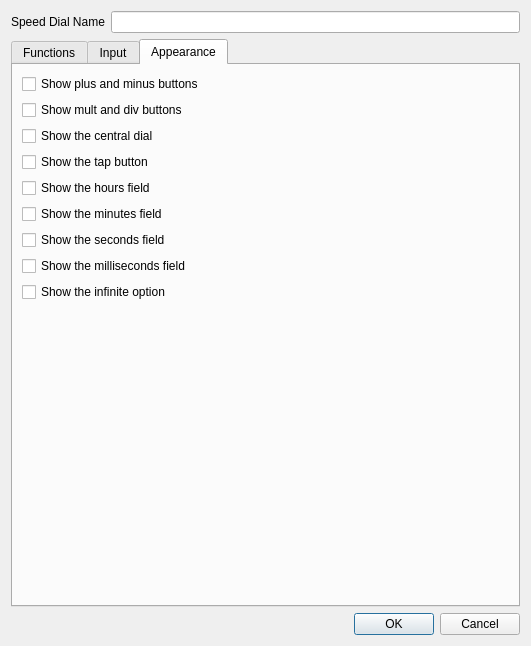
The window that ui/src/virtualconsole/vcspeeddialproperties.ui (mcallegari/qlcplus) describes before a commit, drawn with Qt 5.
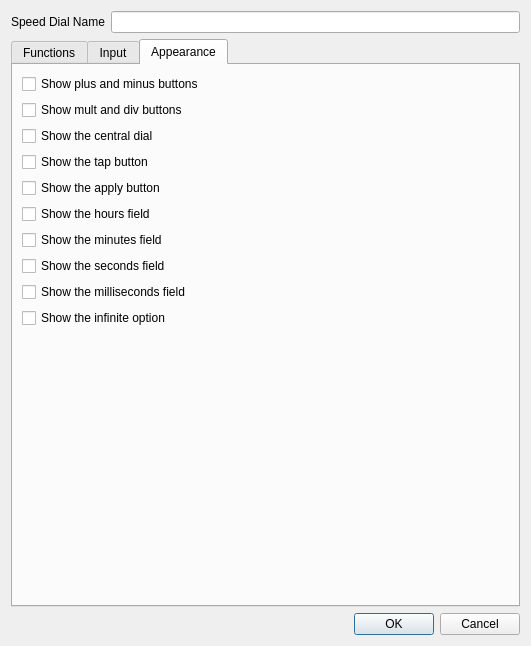
The same window after the commit. Icons and pictures are not drawn.

Commit message: Fix mult / div buttons + add icons. Add Apply button.

What changed in the file:
```diff
--- a/ui/src/virtualconsole/vcspeeddialproperties.ui
+++ b/ui/src/virtualconsole/vcspeeddialproperties.ui
@@ -509,6 +509,13 @@
          </property>
         </widget>
        </item>
+       <item>
+        <widget class="QCheckBox" name="m_applyCheck">
+         <property name="text">
+          <string>Show the apply button</string>
+         </property>
+        </widget>
+       </item>
        <item>
         <widget class="QCheckBox" name="m_hoursCheck">
          <property name="text">
```
The commit also changes 6 other files.
